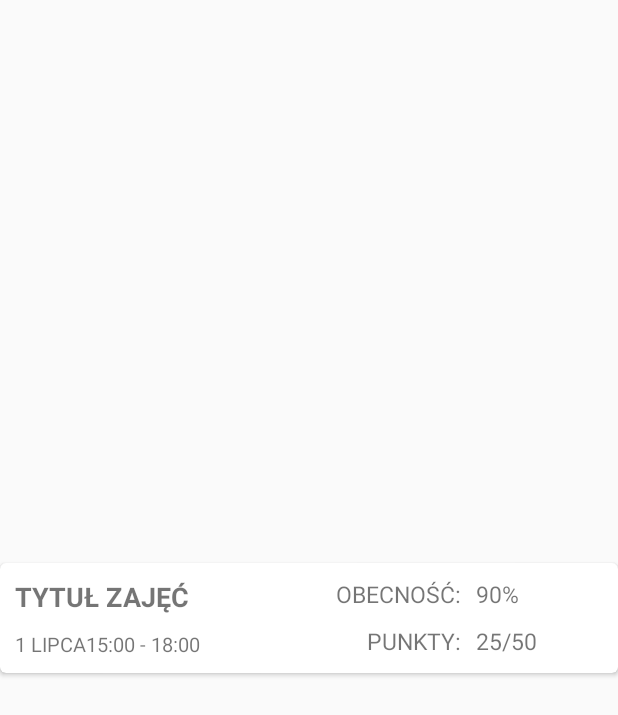
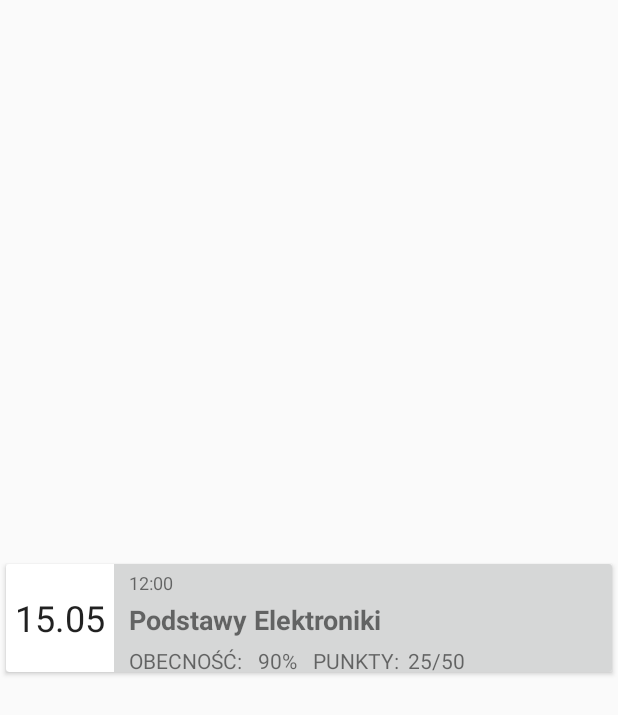
Before and after one commit to Fejcvk/StudiesManager, an Android app: the layout schedulecardview.xml on its own in the app's theme, with its tools: preview values and no code run, on a phone screen of 412 x 824 dp. Shown: the top 715 px of the screen. Run offline under Robolectric (Android 15) with nearby library versions, the phone set to English and light mode, and no system bars.

Commit message:
zmiana widoku schedule card view

```diff
--- a/app/src/main/res/layout/schedulecardview.xml
+++ b/app/src/main/res/layout/schedulecardview.xml
@@ -1,95 +1,92 @@
 <?xml version="1.0" encoding="utf-8"?>
 <android.support.v7.widget.CardView xmlns:card_view="http://schemas.android.com/apk/res-auto"
     xmlns:android="http://schemas.android.com/apk/res/android"
+    xmlns:tools="http://schemas.android.com/tools"
     android:id="@+id/card_view_template"
     android:layout_gravity="center"
     android:layout_width="match_parent"
     android:layout_height="wrap_content"
-    card_view:cardCornerRadius="4dp">
+    android:layout_margin="4dp"
+    android:layout_marginBottom="0dp">
 
 
     <LinearLayout
         android:layout_width="match_parent"
-        android:layout_height="match_parent"
+        android:layout_height="wrap_content"
         android:orientation="horizontal">
 
+        <TextView
+            android:id="@+id/card_subject_date"
+            android:layout_width="72dp"
+            android:layout_height="72dp"
+            android:gravity="center"
+            android:text="15.05"
+            android:textAlignment="center"
+            android:textAppearance="@style/TextAppearance.AppCompat"
+            android:textSize="24sp" />
+
         <LinearLayout
-            android:layout_width="wrap_content"
-            android:layout_height="wrap_content"
-            android:layout_weight="1"
+            android:layout_width="match_parent"
+            android:layout_height="match_parent"
+            android:background="?attr/colorButtonNormal"
             android:orientation="vertical">
 
             <TextView
+                android:id="@+id/card_subject_time"
+                android:layout_width="match_parent"
+                android:layout_height="wrap_content"
+                android:layout_weight="2"
+                android:paddingEnd="10dp"
+                android:paddingStart="10dp"
+                android:paddingTop="4dp"
+                android:text="12:00"
+                android:textSize="12sp" />
+
+            <TextView
                 android:id="@+id/card_subject_title"
-                android:layout_width="wrap_content"
+                android:layout_width="match_parent"
                 android:layout_height="wrap_content"
+                android:paddingEnd="10dp"
+                android:paddingStart="10dp"
+                android:paddingTop="5dp"
+                android:text="Podstawy Elektroniki"
+                android:textAlignment="viewStart"
                 android:textSize="18sp"
-                android:textStyle="bold"
-                android:paddingTop="10dp"
-                android:paddingLeft="10dp"
-                android:layout_weight="1"
-                android:text="@string/sv_subject_title" />
-
-            <LinearLayout
-                android:layout_width="match_parent"
-                android:layout_height="match_parent"
-                android:orientation="horizontal"
-                android:paddingTop="10dp"
-                android:paddingLeft="10dp"
-                android:paddingBottom="10dp"
-                android:layout_weight="2">
-
-                <TextView
-                    android:id="@+id/card_subject_date"
-                    android:layout_width="wrap_content"
-                    android:layout_height="wrap_content"
-                    android:textSize="13sp"
-                    android:text="@string/sv_subject_date" />
-
-                <TextView
-                    android:id="@+id/card_subject_time"
-                    android:layout_width="wrap_content"
-                    android:layout_height="wrap_content"
-                    android:textSize="13sp"
-
-                    android:text="@string/sv_subject_time" />
-
-            </LinearLayout>
-
-        </LinearLayout>
-
-        <RelativeLayout
-            android:layout_width="0dip"
-            android:layout_height="wrap_content"
-            android:layout_weight="3">
+                android:textStyle="bold" />
 
             <LinearLayout
                 android:layout_width="match_parent"
                 android:layout_height="wrap_content"
-                android:orientation="vertical">
+                android:layout_weight="2"
+                android:orientation="horizontal">
 
                 <LinearLayout
-                    android:layout_width="match_parent"
+                    android:layout_width="wrap_content"
                     android:layout_height="wrap_content"
                     android:orientation="horizontal">
+
                     <TextView
                         android:id="@+id/textView4"
-                        android:layout_width="110dp"
+                        android:layout_width="wrap_content"
                         android:layout_height="wrap_content"
-                        android:textSize="15sp"
-                        android:paddingTop="10dp"
-                        android:gravity="right"
-                        android:text="@string/sv_subject_att" />
+                        android:paddingEnd="5dp"
+                        android:paddingStart="10dp"
+                        android:paddingTop="5dp"
+                        android:text="@string/sv_subject_att"
+                        android:textAlignment="textStart"
+                        android:textSize="14sp" />
 
                     <TextView
                         android:id="@+id/card_subject_att"
                         android:layout_width="wrap_content"
                         android:layout_height="wrap_content"
-                        android:textSize="15sp"
-                        android:paddingTop="10dp"
-                        android:paddingLeft="10dp"
-                        android:text="@string/sv_subject_att_num" />
+                        android:paddingEnd="5dp"
+                        android:paddingStart="5dp"
+                        android:paddingTop="5dp"
+                        android:text="@string/sv_subject_att_num"
+                        android:textSize="14sp" />
                 </LinearLayout>
+
                 <LinearLayout
                     android:layout_width="match_parent"
                     android:layout_height="wrap_content"
@@ -97,26 +94,29 @@
 
                     <TextView
                         android:id="@+id/textView6"
-                        android:layout_width="110dp"
+                        android:layout_width="wrap_content"
                         android:layout_height="wrap_content"
-                        android:textSize="15sp"
-                        android:paddingTop="10dp"
-                        android:gravity="right"
-                        android:text="@string/sv_subject_points" />
+                        android:paddingStart="5dp"
+                        android:paddingTop="5dp"
+                        android:text="@string/sv_subject_points"
+                        android:textSize="14sp" />
 
                     <TextView
                         android:id="@+id/card_subject_points"
                         android:layout_width="wrap_content"
                         android:layout_height="wrap_content"
-                        android:textSize="15sp"
-                        android:paddingTop="10dp"
-                        android:paddingLeft="10dp"
-                        android:text="@string/sv_subject_points_num" />
+                        android:paddingEnd="5dp"
+                        android:paddingStart="5dp"
+                        android:paddingTop="5dp"
+                        android:text="@string/sv_subject_points_num"
+                        android:textAlignment="textEnd"
+                        android:textSize="14sp" />
                 </LinearLayout>
 
             </LinearLayout>
 
-        </RelativeLayout>
+        </LinearLayout>
+
     </LinearLayout>
 
 
```
